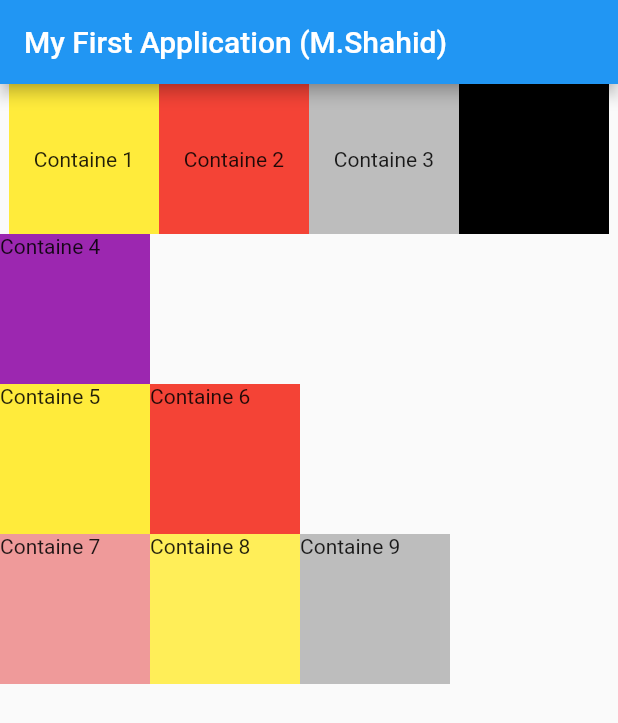
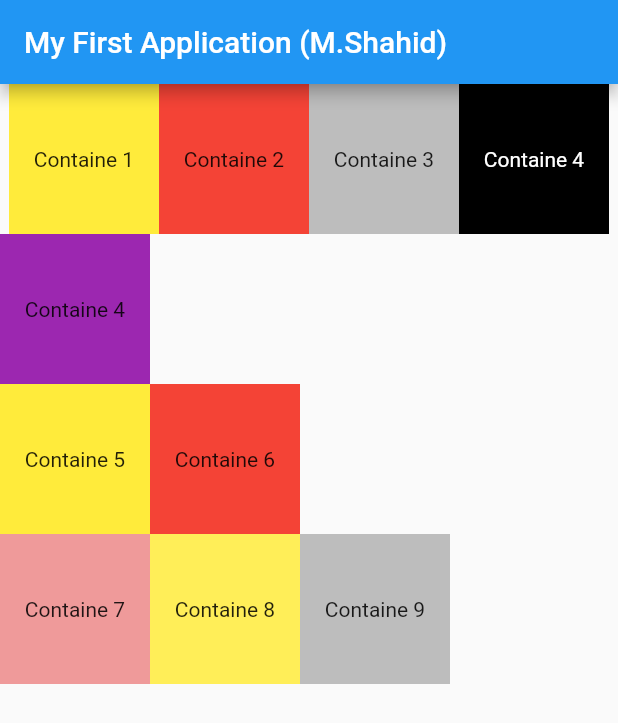
Before and after one commit to shahidjaber90/firstflutter, a Flutter app: the screen it shows after launch, on a phone screen of 412 x 824 dp. Shown: the top 723 px of the screen. Run offline on Flutter 3.47's test engine with Material 2 defaults, Android fonts, the phone set to English and light mode, and no system bars.

Commit message:
Scrolling Row Setting Update

```diff
--- a/lib/main.dart
+++ b/lib/main.dart
@@ -43,7 +43,7 @@ class MyApp extends StatelessWidget {
                     height: 100,
                     width: 100,
                     color: Colors.black,
-                    child: Center(child: const Text("Containe 4")),
+                    child: Center(child: const Text("Containe 4",style:TextStyle(color: Colors.white),)),
                   ),
                 ],
               ),
@@ -54,7 +54,7 @@ class MyApp extends StatelessWidget {
                   height: 100,
                   width: 100,
                   color: Colors.purple,
-                  child: const Text("Containe 4"),
+                  child: Center(child: const Text("Containe 4")),
                 ),
               ],
             ),
@@ -64,13 +64,13 @@ class MyApp extends StatelessWidget {
                   height: 100,
                   width: 100,
                   color: Colors.yellow,
-                  child: const Text("Containe 5"),
+                  child: Center(child: const Text("Containe 5")),
                 ),
                 Container(
                   height: 100,
                   width: 100,
                   color: Colors.red,
-                  child: const Text("Containe 6"),
+                  child: Center(child: const Text("Containe 6")),
                 ),
               ],
             ),
@@ -80,19 +80,19 @@ class MyApp extends StatelessWidget {
                   height: 100,
                   width: 100,
                   color: Colors.red[200],
-                  child: const Text("Containe 7"),
+                  child: Center(child: const Text("Containe 7")),
                 ),
                 Container(
                   height: 100,
                   width: 100,
                   color: Colors.yellow[400],
-                  child: const Text("Containe 8"),
+                  child: Center(child: const Text("Containe 8")),
                 ),
                 Container(
                   height: 100,
                   width: 100,
                   color: Colors.grey[400],
-                  child: const Text("Containe 9"),
+                  child: Center(child: const Text("Containe 9")),
                 ),
               ],
             ),
```
